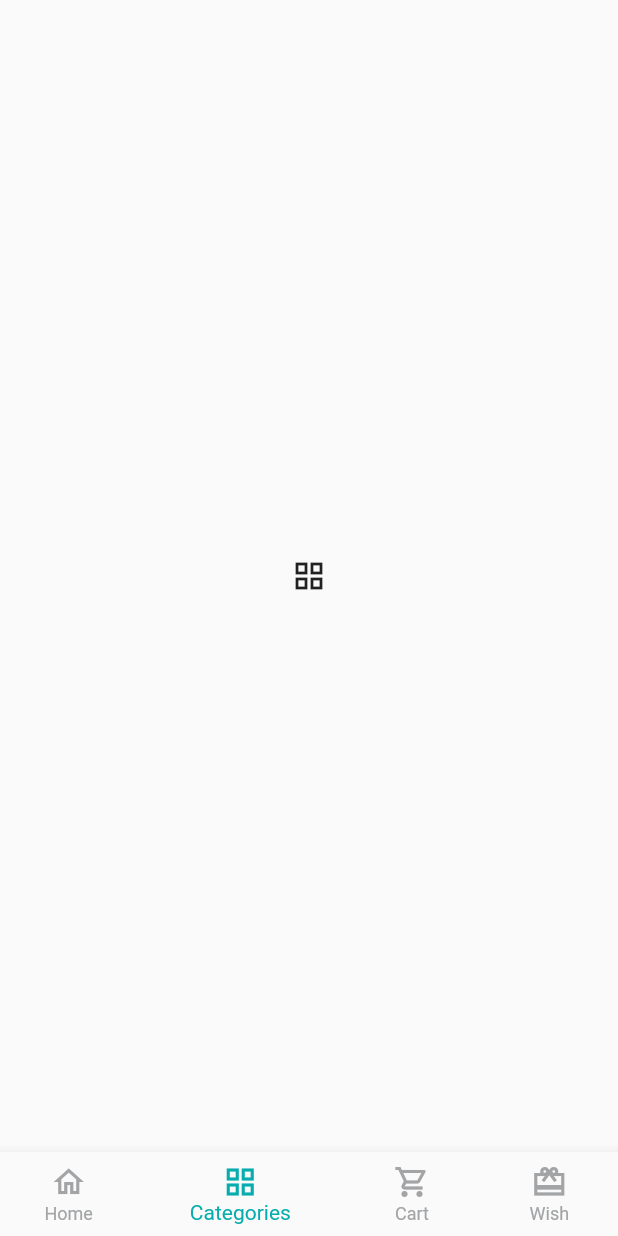
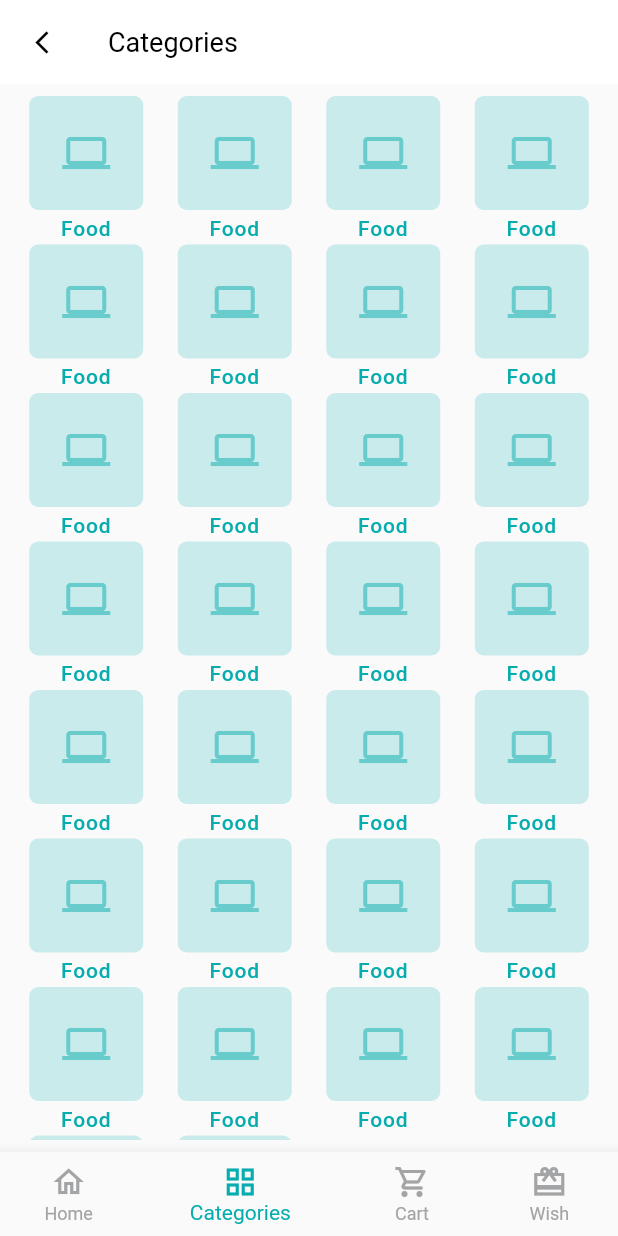
Before and after one commit to Tushar-ShahidurRahman/ecommerce_app_cbay, a Flutter app: the screen it shows after launch, item 2 of the bottom bar chosen, on a phone screen of 412 x 824 dp. Run offline on Flutter 3.47's test engine with Material 2 defaults, Android fonts, the phone set to English and light mode, and no system bars; our stand-ins replace carousel_slider, get, pin_code_fields.

Commit message:
Added category page UI and bottom navigation bar controller

```diff
--- a/lib/main.dart
+++ b/lib/main.dart
@@ -33,10 +33,17 @@ class CraftyBay extends StatelessWidget {
         // textTheme: TextTheme
       ),
       theme: ThemeData(
-        appBarTheme: AppBarTheme(
+        appBarTheme: const AppBarTheme(
           backgroundColor: Colors.white,
           elevation: 0,
           shadowColor: Colors.grey,
+          titleTextStyle: TextStyle(
+            color: Colors.black,
+            fontWeight: FontWeight.w400,
+            fontSize: 18,
+          ),
+          iconTheme: IconThemeData(color: Colors.black, size: 18),
+
         ),
         elevatedButtonTheme: ElevatedButtonThemeData(
           style: ElevatedButton.styleFrom(
--- a/lib/ui_presentation_layer/screens/bottom_nav_bar_screen.dart
+++ b/lib/ui_presentation_layer/screens/bottom_nav_bar_screen.dart
@@ -2,8 +2,10 @@ import 'package:ecommerce_app_cbay/ui_presentation_layer/screens/cart_screen.dar
 import 'package:ecommerce_app_cbay/ui_presentation_layer/screens/categories_screen.dart';
 import 'package:ecommerce_app_cbay/ui_presentation_layer/screens/home_screen.dart';
 import 'package:ecommerce_app_cbay/ui_presentation_layer/screens/wish_list_screen.dart';
+import 'package:ecommerce_app_cbay/ui_presentation_layer/ui_state_manager/bottom_navigation_bar_controller.dart';
 import 'package:ecommerce_app_cbay/ui_presentation_layer/utils/app_color.dart';
 import 'package:flutter/material.dart';
+import 'package:get/get.dart';
 
 class BottomNavBarScreen extends StatefulWidget {
   const BottomNavBarScreen({Key? key}) : super(key: key);
@@ -14,27 +16,35 @@ class BottomNavBarScreen extends StatefulWidget {
 
 class _BottomNavBarScreenState extends State<BottomNavBarScreen> {
 
+  BottomNavigationBarController bottomNavBarController = Get.put(BottomNavigationBarController());
+
   final List<Widget> _screens = [
     HomeScreen(),
     CategoriesScreen(),
     CartScreen(),
     WishListScreen(),
   ];
-  int _selectedIndex = 0;
+  // int _selectedIndex = 0;
 
   @override
   Widget build(BuildContext context) {
     return Scaffold(
-      body: _screens[_selectedIndex],
-      bottomNavigationBar: BottomNavigationBar(
+      body: GetBuilder<BottomNavigationBarController>(
+        builder: (controller) {
+          return _screens[bottomNavBarController.selectedIndex];
+        }
+      ),
+      bottomNavigationBar: GetBuilder<BottomNavigationBarController>(
+        builder: (controller) {
+          return BottomNavigationBar(
             onTap: (value) {
-          _selectedIndex = value;
+              bottomNavBarController.changePageWhenTapped(value);
                 // setState(() {});
-          if (mounted) {
-            setState(() {});
-          }
+              // if (mounted) {
+              //   setState(() {});
+              // }
             },
-        currentIndex: _selectedIndex,
+            currentIndex: bottomNavBarController.selectedIndex,
             selectedItemColor: primaryColor,
             unselectedItemColor: softGreyColor,
             showUnselectedLabels: true,
@@ -44,6 +54,8 @@ class _BottomNavBarScreenState extends State<BottomNavBarScreen> {
               BottomNavigationBarItem(icon: Icon(Icons.shopping_cart_outlined), label: 'Cart'),
               BottomNavigationBarItem(icon: Icon(Icons.wallet_giftcard_sharp), label: 'Wish'),
             ],
+          );
+        }
       ),
     );
   }
--- a/lib/ui_presentation_layer/screens/categories_screen.dart
+++ b/lib/ui_presentation_layer/screens/categories_screen.dart
@@ -1,12 +1,38 @@
+import 'package:ecommerce_app_cbay/ui_presentation_layer/custom_widgets/category_card_widget.dart';
+import 'package:ecommerce_app_cbay/ui_presentation_layer/ui_state_manager/bottom_navigation_bar_controller.dart';
 import 'package:flutter/material.dart';
+import 'package:get/get.dart';
 
 class CategoriesScreen extends StatelessWidget {
-  const CategoriesScreen({Key? key}) : super(key: key);
+  CategoriesScreen({Key? key}) : super(key: key);
+
+  BottomNavigationBarController bottomNavigationBarController =
+      Get.put(BottomNavigationBarController());
 
   @override
   Widget build(BuildContext context) {
     return Scaffold(
-      body: Center(child: Icon(Icons.grid_view_outlined)),
+      appBar: AppBar(
+        title: const Text(
+          'Categories',
+        ),
+        leading: IconButton(
+          onPressed: () {
+            bottomNavigationBarController.goToHomePage();
+          },
+          icon: const Icon(Icons.arrow_back_ios_new_outlined),
+        ),
+      ),
+      body: Padding(
+        padding: const EdgeInsets.all(8.0),
+        child: GridView.builder(
+            gridDelegate: const SliverGridDelegateWithFixedCrossAxisCount(
+                crossAxisCount: 4),
+            itemCount: 30,
+            itemBuilder: (context, index) {
+              return const CategoryCardWidget(name: 'Food');
+            }),
+      ),
     );
   }
 }
--- /dev/null
+++ b/lib/ui_presentation_layer/ui_state_manager/bottom_navigation_bar_controller.dart
@@ -0,0 +1,19 @@
+import 'package:get/get.dart';
+
+class BottomNavigationBarController extends GetxController {
+  int _selectedIndex = 0;
+
+  int get selectedIndex => _selectedIndex;
+
+  void changePageWhenTapped(int index) {
+    _selectedIndex = index;
+    update();
+  }
+
+  void goToHomePage() {
+    if (selectedIndex != 0) {
+      _selectedIndex = 0;
+      update();
+    }
+  }
+}
```
Lines whose indentation alone changed are shown as unchanged.
